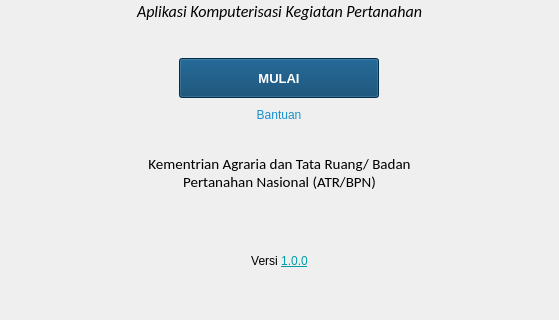
First picture: the form in ui/panel_kerjav2.ui, repository nyanyaon/GeoKKP-GIS, before the edit; both pictures show x 0 to 559 and y 223 to 543 of the 559 by 543 pixel window.
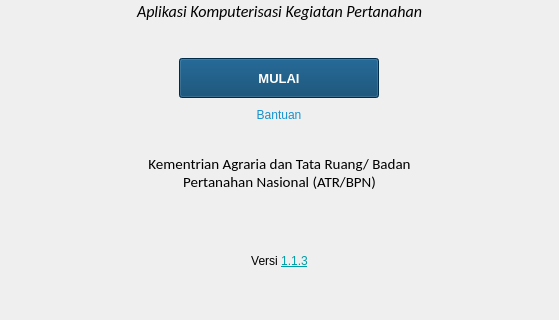
Second picture: the form after the edit. The open tabs and pages were chosen to show the change. Icons and pictures are not drawn. Custom widgets are drawn as their Qt base class.

Patch:
```diff
--- a/ui/panel_kerjav2.ui
+++ b/ui/panel_kerjav2.ui
@@ -473,7 +473,7 @@
             <item>
              <widget class="QLabel" name="lblTermsOfService">
               <property name="text">
-               <string>&lt;html&gt;&lt;head/&gt;&lt;body&gt;&lt;p&gt;Versi &lt;a href=&quot;https://github.com/danylaksono/GeoKKP-GIS&quot;&gt;&lt;span style=&quot; text-decoration: underline; color:#009da5;&quot;&gt;1.0.0&lt;/span&gt;&lt;/a&gt;&lt;/p&gt;&lt;/body&gt;&lt;/html&gt;</string>
+               <string>&lt;html&gt;&lt;head/&gt;&lt;body&gt;&lt;p&gt;Versi &lt;a href=&quot;https://github.com/danylaksono/GeoKKP-GIS&quot;&gt;&lt;span style=&quot; text-decoration: underline; color:#009da5;&quot;&gt;1.1.3&lt;/span&gt;&lt;/a&gt;&lt;/p&gt;&lt;/body&gt;&lt;/html&gt;</string>
               </property>
               <property name="alignment">
                <set>Qt::AlignCenter</set>
```
